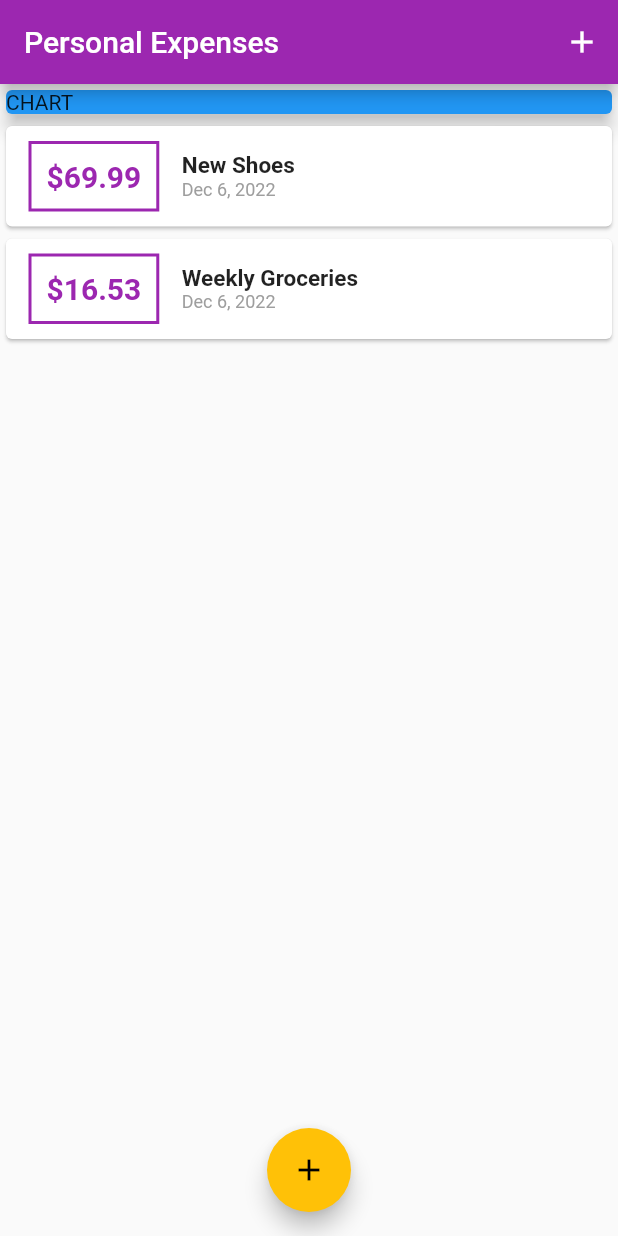
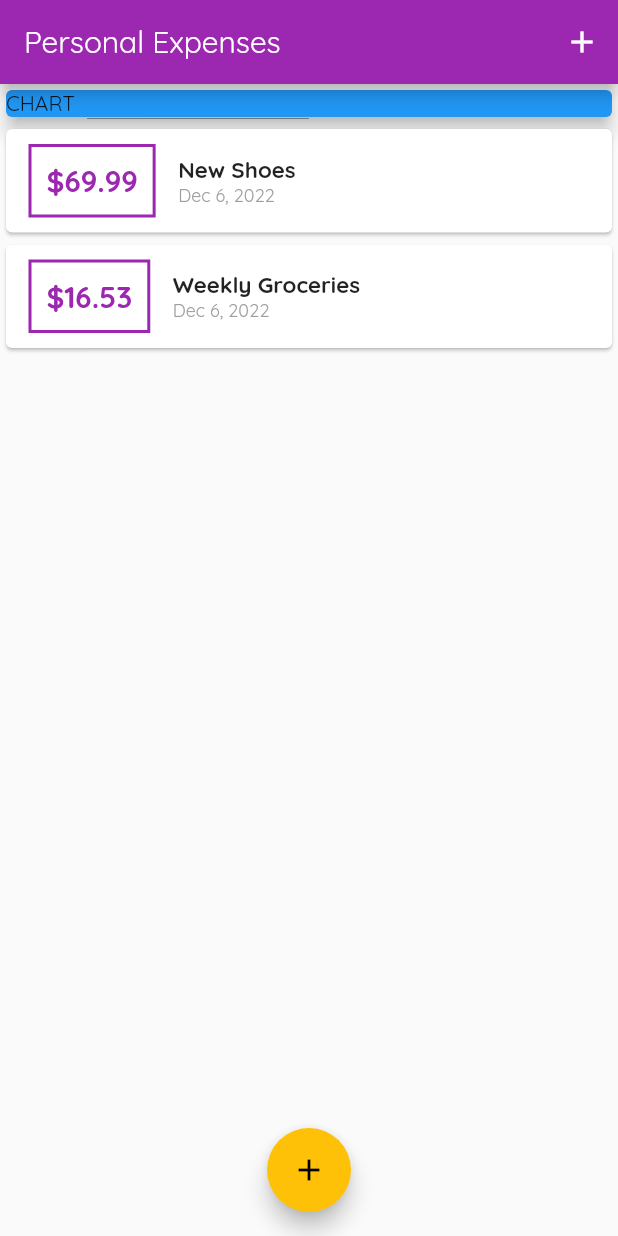
Before and after one commit to adogbeji/ExpenseTrackerApp, a Flutter app: the screen it shows after launch, on a phone screen of 412 x 824 dp. Run offline on Flutter 3.47's test engine with Material 2 defaults, Android fonts, the phone set to English and light mode, and no system bars.

Commit message:
Specify global font in theme

```diff
--- a/lib/main.dart
+++ b/lib/main.dart
@@ -13,7 +13,8 @@ class MyApp extends StatelessWidget {
       title: 'Personal Expenses',
       theme: ThemeData(
         primarySwatch: Colors.purple,
-        accentColor: Colors.amber
+        accentColor: Colors.amber,
+        fontFamily: 'Quicksand'
       ),
       home: MyHomePage(),
     );
```
